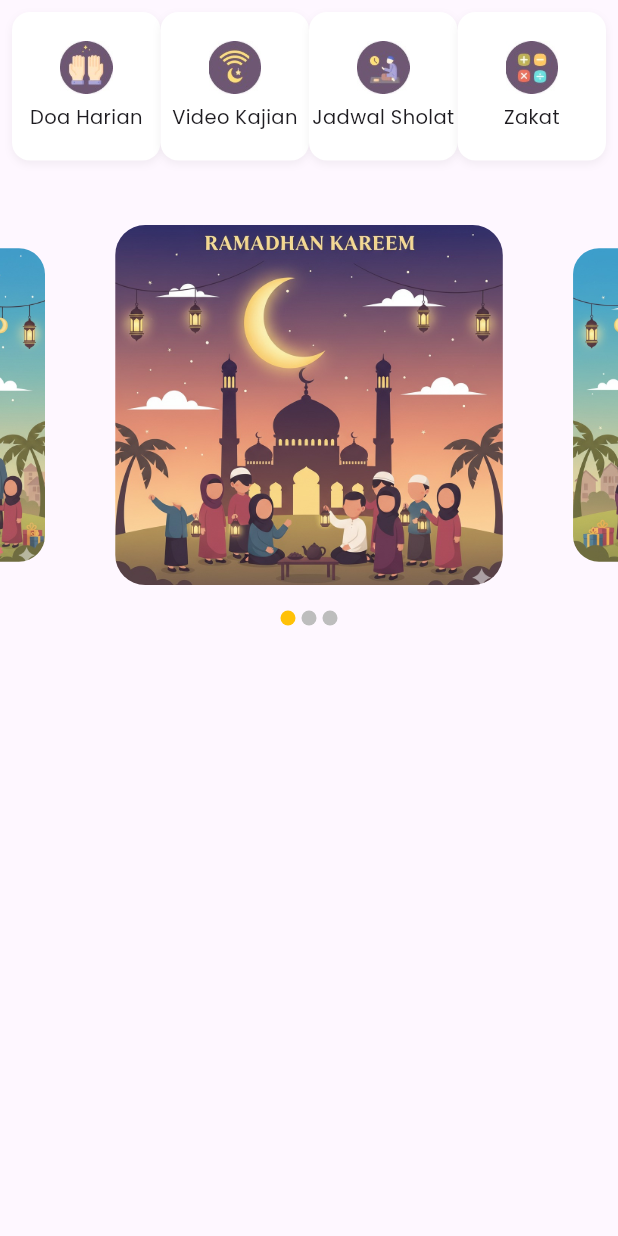
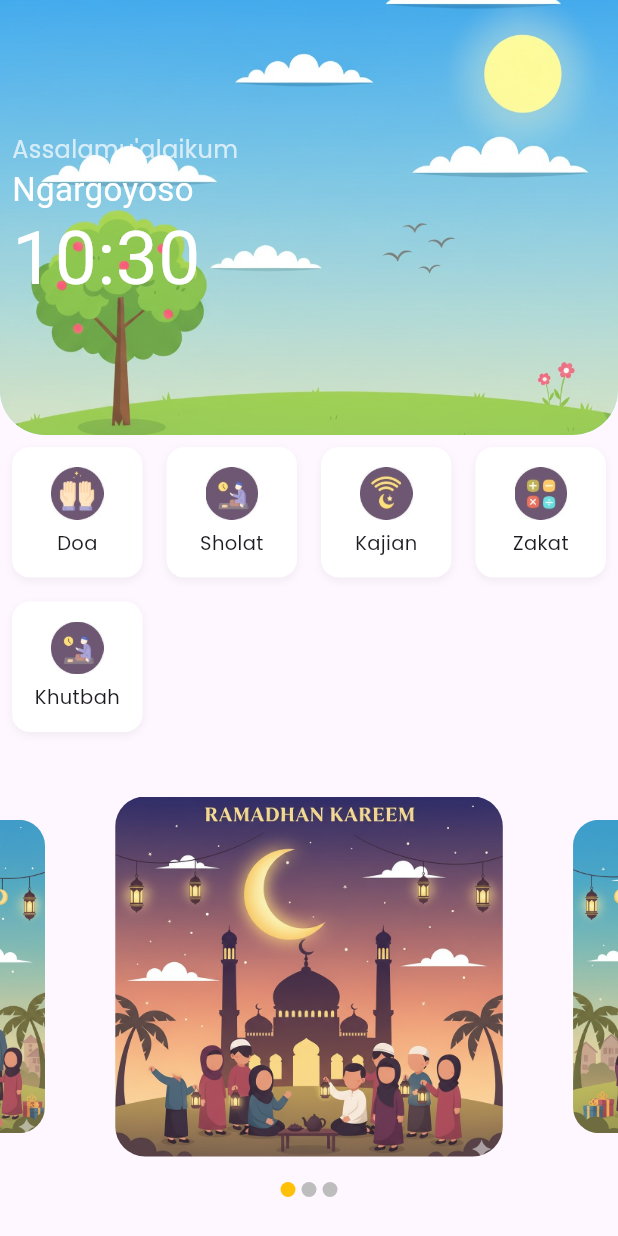
Before and after one commit to baihaqihafizh/bitaqwa, a Flutter app: the screen it shows after launch, on a phone screen of 412 x 824 dp. Run offline on Flutter 3.47's test engine with Material 3 defaults, Android fonts, the phone set to English and light mode, and no system bars; drawn by our look-alikes of carousel_slider; our stand-ins replace geocoding, geolocator, permission_handler, shared_preferences; missing offline and left inert: string_similarity; Roboto replaces fonts that are missing (PoppinsBold, PoppinsSemiBold).

Commit message:
Membuat Dasbrod islamic

```diff
--- a/lib/pages/home_page.dart
+++ b/lib/pages/home_page.dart
@@ -29,9 +29,14 @@ class _HomePageState extends State<HomePage> {
   @override
   Widget build(BuildContext context) {
     return Scaffold(
-      body: SingleChildScrollView(
+      body: SafeArea(
+        child: SingleChildScrollView(
           child: Column(
             children: <Widget>[
+              // =========================
+              // MENU WAKTU SHOLAT BY LOKASI
+              // =========================
+              _buildHeroSection(),
               // =========================
               // MENU SECTION
               // =========================
@@ -43,18 +48,84 @@ class _HomePageState extends State<HomePage> {
             ],
           ),
         ),
+      ),
     );
   }
   // =========================
+  // MENU HERO WIDGET
+  // =========================
+  Widget _buildHeroSection() {
+    return Stack(
+      clipBehavior: Clip.none,
+      children: [
+        Container(
+          width: double.infinity,
+          height: 290,
+          decoration: BoxDecoration(
+            color: Color(0xFFB3E5FC),
+            borderRadius: BorderRadius.only(
+              bottomRight: Radius.circular(30),
+              bottomLeft: Radius.circular(30),
+            ),
+          image: DecorationImage(image: AssetImage('assets/images/pagi.jpg'
+          ),
+          fit: BoxFit.cover,
+          ),
+          ),
+          child: Padding(
+            padding: const EdgeInsets.all(8.0),
+            child: Column(
+              crossAxisAlignment: CrossAxisAlignment.start,
+              mainAxisAlignment: MainAxisAlignment.center,
+              children: <Widget>[
+                Text(
+                  'Assalamu\'alaikum',
+                  style: TextStyle(
+                    fontFamily: 'PoppinsRegular',
+                    color: Colors.white70,
+                    fontSize: 16,
+                  ),
+                ),
+                Text('Ngargoyoso', style: TextStyle(
+                  fontFamily: 'PoppinsSemiBold',
+                  fontSize: 22,
+                  color: Colors.white,
+                  ),
+                ),
+                Text(
+                  DateFormat('HH:mm')
+                  .format(DateTime.now()),
+                  style: TextStyle(
+                    fontFamily: 'PoppinsBold',
+                    fontSize: 50,
+                    height: 1.2,
+                    color: Colors.white,
+                  ),
+                ),
+              ],
+            ),
+          ),
+        ),
+      ],
+    );
+  }
+
+  // =========================
   // MENU ITEM WIDGET
   // =========================
-  Widget _buidManuItem(
+  Widget _buildMenuItem(
     String iconPath,
     String title,
-    String routName,
+    String routeName,
     ) {
-    return InkWell(
-      onTap: () {},
+    return Material(
+      color: Colors.transparent,
+      child: InkWell(
+        onTap: (){
+          Navigator.pushNamed(context, routeName);
+        },
+        borderRadius: BorderRadius.circular(12),
+        splashColor: Colors.amber.withOpacity(0.2),
         child: Container(
           decoration: BoxDecoration(
             color: Colors.white,
@@ -76,6 +147,7 @@ class _HomePageState extends State<HomePage> {
             ],
           ),
         ),
+      ),
     );
   }
 
@@ -85,14 +157,18 @@ class _HomePageState extends State<HomePage> {
   Widget _buidMenuGridSection() {
     return Padding(
       padding: const EdgeInsets.all(8.0),
-      child: GridView.count(crossAxisCount: 4,
+      child: GridView.count(
+      crossAxisCount: 4,
       shrinkWrap: true,
+      mainAxisSpacing: 16,
+      crossAxisSpacing: 16,
       physics: const NeverScrollableScrollPhysics(),
       children: [
-        _buidManuItem('assets/images/doa.jpg', 'Doa Harian', '/doa'),
-        _buidManuItem('assets/images/wifimalam.jpg', 'Video Kajian', '/doa'),
-        _buidManuItem('assets/images/sholat.jpg', 'Jadwal Sholat', '/doa'),
-        _buidManuItem('assets/images/calkulator.jpg', 'Zakat', '/doa'),
+        _buildMenuItem('assets/images/doa.jpg', 'Doa', '/doa'),
+        _buildMenuItem('assets/images/sholat.jpg', 'Sholat', '/doa'),
+        _buildMenuItem('assets/images/wifimalam.jpg', 'Kajian', '/doa'),
+        _buildMenuItem('assets/images/calkulator.jpg', 'Zakat', '/doa'),
+        _buildMenuItem('assets/images/sholat.jpg', 'Khutbah', '/doa'),
       ],
       ),
     );
```
Lines whose indentation alone changed are shown as unchanged.
